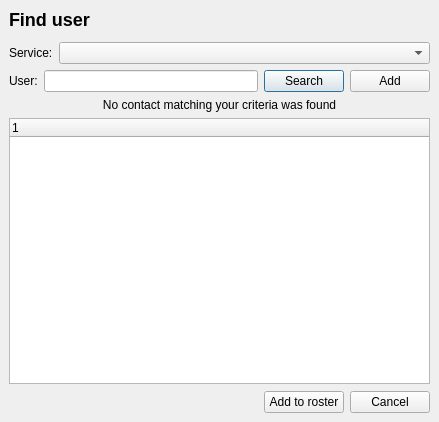
First picture: the form in widgets/addcontactng.ui, repository xmpp-graveyard/jabbim, before the edit.
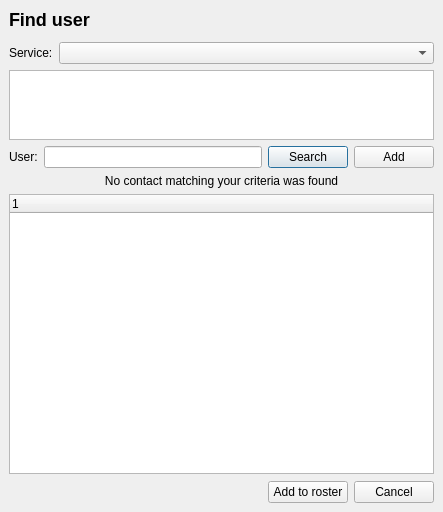
Second picture: the form after the edit.

Commit message: zobrazovani description u transportu podporujicich xep-0100

```diff
--- a/widgets/addcontactng.ui
+++ b/widgets/addcontactng.ui
@@ -5,8 +5,8 @@
    <rect>
     <x>0</x>
     <y>0</y>
-    <width>439</width>
-    <height>422</height>
+    <width>443</width>
+    <height>512</height>
    </rect>
   </property>
   <property name="windowTitle" >
@@ -19,52 +19,15 @@
    <property name="spacing" >
     <number>6</number>
    </property>
-   <item row="8" column="2" >
-    <widget class="QPushButton" name="pushButton" >
-     <property name="text" >
-      <string>Cancel</string>
-     </property>
-     <property name="autoDefault" >
-      <bool>false</bool>
-     </property>
-    </widget>
-   </item>
-   <item row="1" column="0" colspan="3" >
-    <widget class="QWidget" native="1" name="_tabBar" />
-   </item>
    <item row="3" column="0" colspan="3" >
-    <layout class="QHBoxLayout" >
-     <property name="margin" >
-      <number>0</number>
+    <widget class="QTextBrowser" name="description" >
+     <property name="maximumSize" >
+      <size>
+       <width>16777215</width>
+       <height>70</height>
+      </size>
      </property>
-     <property name="spacing" >
-      <number>6</number>
-     </property>
-     <item>
-      <widget class="QLabel" name="searchLabel" >
-       <property name="text" >
-        <string>User:</string>
-       </property>
-      </widget>
-     </item>
-     <item>
-      <widget class="QLineEdit" name="lineEdit" />
-     </item>
-     <item>
-      <widget class="QPushButton" name="search" >
-       <property name="text" >
-        <string>Search</string>
-       </property>
-      </widget>
-     </item>
-     <item>
-      <widget class="QPushButton" name="add" >
-       <property name="text" >
-        <string>Add</string>
-       </property>
-      </widget>
-     </item>
-    </layout>
+    </widget>
    </item>
    <item row="2" column="0" colspan="3" >
     <layout class="QHBoxLayout" >
@@ -95,15 +58,8 @@
      </item>
     </layout>
    </item>
-   <item row="0" column="0" colspan="3" >
-    <widget class="QLabel" name="label" >
-     <property name="text" >
-      <string>&lt;!DOCTYPE HTML PUBLIC "-//W3C//DTD HTML 4.0//EN" "http://www.w3.org/TR/REC-html40/strict.dtd">
-&lt;html>&lt;head>&lt;meta name="qrichtext" content="1" />&lt;style type="text/css">
-p, li { white-space: pre-wrap; }
-&lt;/style>&lt;/head>&lt;h2>Find user&lt;/h2>&lt;/body>&lt;/html></string>
-     </property>
-    </widget>
+   <item row="1" column="0" colspan="3" >
+    <widget class="QWidget" native="1" name="_tabBar" />
    </item>
    <item row="6" column="0" colspan="3" >
     <widget class="QTreeWidget" name="treeWidget" >
@@ -125,6 +81,26 @@
      </column>
     </widget>
    </item>
+   <item row="5" column="0" colspan="3" >
+    <widget class="QLabel" name="empty" >
+     <property name="text" >
+      <string>No contact matching your criteria was found</string>
+     </property>
+     <property name="alignment" >
+      <set>Qt::AlignHCenter|Qt::AlignTop</set>
+     </property>
+    </widget>
+   </item>
+   <item row="0" column="0" colspan="3" >
+    <widget class="QLabel" name="label" >
+     <property name="text" >
+      <string>&lt;!DOCTYPE HTML PUBLIC "-//W3C//DTD HTML 4.0//EN" "http://www.w3.org/TR/REC-html40/strict.dtd">
+&lt;html>&lt;head>&lt;meta name="qrichtext" content="1" />&lt;style type="text/css">
+p, li { white-space: pre-wrap; }
+&lt;/style>&lt;/head>&lt;h2>Find user&lt;/h2>&lt;/body>&lt;/html></string>
+     </property>
+    </widget>
+   </item>
    <item row="8" column="0" >
     <spacer>
      <property name="orientation" >
@@ -138,16 +114,6 @@
      </property>
     </spacer>
    </item>
-   <item row="4" column="0" colspan="3" >
-    <widget class="QLabel" name="empty" >
-     <property name="text" >
-      <string>No contact matching your criteria was found</string>
-     </property>
-     <property name="alignment" >
-      <set>Qt::AlignHCenter|Qt::AlignTop</set>
-     </property>
-    </widget>
-   </item>
    <item row="8" column="1" >
     <widget class="QPushButton" name="pushButton_2" >
      <property name="text" >
@@ -158,7 +124,51 @@
      </property>
     </widget>
    </item>
-   <item row="7" column="0" colspan="3" >
+   <item row="8" column="2" >
+    <widget class="QPushButton" name="pushButton" >
+     <property name="text" >
+      <string>Cancel</string>
+     </property>
+     <property name="autoDefault" >
+      <bool>false</bool>
+     </property>
+    </widget>
+   </item>
+   <item row="4" column="0" colspan="3" >
+    <layout class="QHBoxLayout" >
+     <property name="margin" >
+      <number>0</number>
+     </property>
+     <property name="spacing" >
+      <number>6</number>
+     </property>
+     <item>
+      <widget class="QLabel" name="searchLabel" >
+       <property name="text" >
+        <string>User:</string>
+       </property>
+      </widget>
+     </item>
+     <item>
+      <widget class="QLineEdit" name="lineEdit" />
+     </item>
+     <item>
+      <widget class="QPushButton" name="search" >
+       <property name="text" >
+        <string>Search</string>
+       </property>
+      </widget>
+     </item>
+     <item>
+      <widget class="QPushButton" name="add" >
+       <property name="text" >
+        <string>Add</string>
+       </property>
+      </widget>
+     </item>
+    </layout>
+   </item>
+   <item row="7" column="0" >
     <spacer>
      <property name="orientation" >
       <enum>Qt::Vertical</enum>
```
The commit also changes 2 other files.
